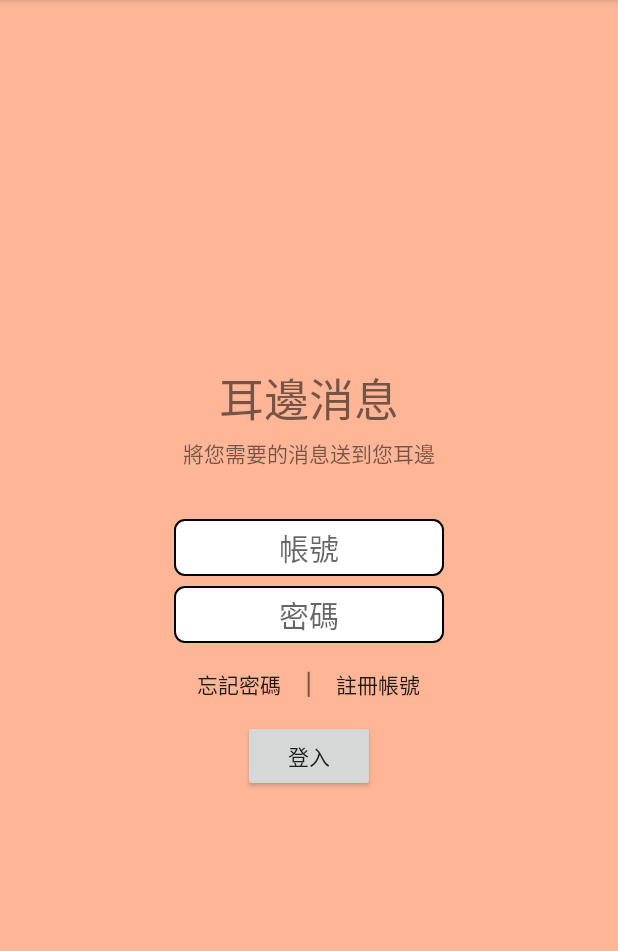
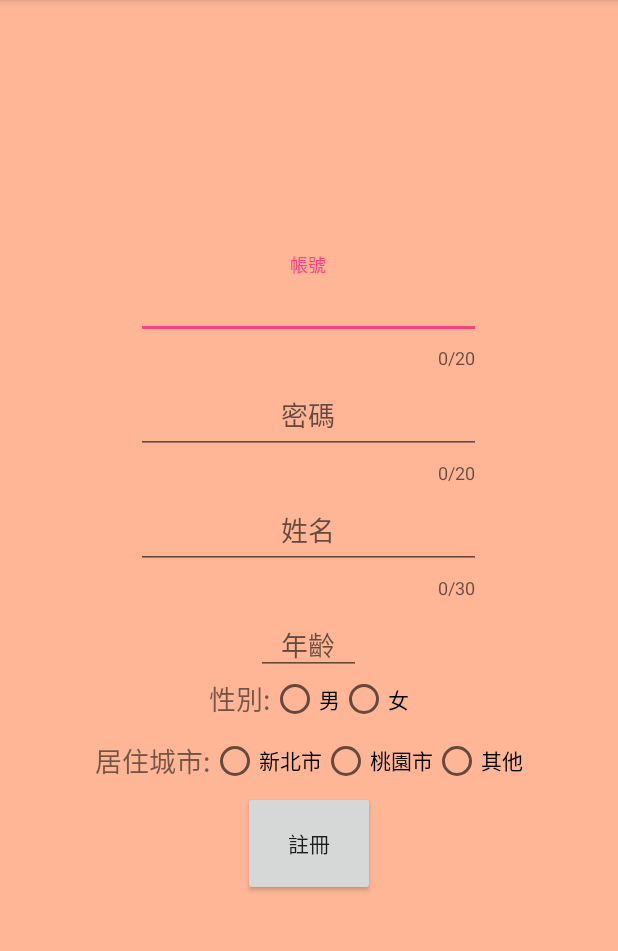
Before and after one commit to xuan1280/AgentLearningApp, an Android app: the screen it shows after launch (MainActivity before the commit, SignUpActivity after it), after a tap on "註冊帳號", on a phone screen of 412 x 824 dp, the part 84-1035 px from its top. Run offline under Robolectric (Android 15) with nearby library versions, the phone set to English and light mode, and no system bars; our stand-ins replace ButterKnife.

Commit message:
sign up layout

```diff
--- a/app/build.gradle
+++ b/app/build.gradle
@@ -30,6 +30,7 @@ dependencies {
     testImplementation 'junit:junit:4.12'
 
     compile 'com.jakewharton:butterknife:8.7.0'
+    compile 'com.android.support:design:26.1.0'
     annotationProcessor 'com.jakewharton:butterknife-compiler:8.7.0'
     androidTestImplementation 'com.android.support.test:runner:1.0.1'
     androidTestImplementation 'com.android.support.test.espresso:espresso-core:3.0.1'
--- a/app/src/main/AndroidManifest.xml
+++ b/app/src/main/AndroidManifest.xml
@@ -18,6 +18,7 @@
         </activity>
         <activity android:name=".views.activity.BaseActivity">
         </activity>
+        <activity android:name=".views.activity.SignUpActivity"/>
     </application>
 
 </manifest>
--- a/app/src/main/java/com/ood/clean/waterball/agentlearningapp/views/activity/MainActivity.java
+++ b/app/src/main/java/com/ood/clean/waterball/agentlearningapp/views/activity/MainActivity.java
@@ -41,6 +41,9 @@ public class MainActivity extends AppCompatActivity implements MainView {
     }
 
     public void onCreateAccountBtnClick(View view) {
+        Log.d(TAG, "turn to sign up activity");
+        Intent intent = new Intent(this, SignUpActivity.class);
+        startActivity(intent);
     }
 
     public void onForgotPasswordBtnClick(View view) {
--- /dev/null
+++ b/app/src/main/java/com/ood/clean/waterball/agentlearningapp/views/activity/SignUpActivity.java
@@ -0,0 +1,22 @@
+package com.ood.clean.waterball.agentlearningapp.views.activity;
+
+import android.os.Bundle;
+import android.support.v7.app.AppCompatActivity;
+import android.util.Log;
+
+import com.ood.clean.waterball.agentlearningapp.R;
+
+public class SignUpActivity extends AppCompatActivity {
+    private final static String TAG = "SignUpActivity";
+
+    @Override
+    protected void onCreate(Bundle savedInstanceState) {
+        super.onCreate(savedInstanceState);
+        setContentView(R.layout.activity_signup);
+        init();
+    }
+
+    private void init() {
+        Log.d(TAG, "start to sign up");
+    }
+}
--- /dev/null
+++ b/app/src/main/res/layout/activity_signup.xml
@@ -0,0 +1,161 @@
+<?xml version="1.0" encoding="utf-8"?>
+<android.support.constraint.ConstraintLayout xmlns:android="http://schemas.android.com/apk/res/android"
+    xmlns:app="http://schemas.android.com/apk/res-auto"
+    xmlns:tools="http://schemas.android.com/tools"
+    android:layout_width="match_parent"
+    android:layout_height="match_parent">
+
+    <LinearLayout
+        android:layout_width="match_parent"
+        android:layout_height="match_parent"
+        android:background="#daffab87"
+        android:gravity="center"
+        android:orientation="vertical">
+
+        <android.support.design.widget.TextInputLayout
+            android:layout_width="230dp"
+            android:layout_height="wrap_content"
+            android:layout_gravity="center"
+            app:counterEnabled="true"
+            app:counterMaxLength="20"
+            app:errorEnabled="true">
+
+            <android.support.design.widget.TextInputEditText
+                android:id="@+id/signUpAccountEd"
+                android:layout_width="match_parent"
+                android:layout_height="wrap_content"
+                android:gravity="center_horizontal"
+                android:hint="@string/account"
+                android:maxLength="20"
+                android:maxLines="1"
+
+                />
+        </android.support.design.widget.TextInputLayout>
+
+        <android.support.design.widget.TextInputLayout
+            android:layout_width="230dp"
+            android:layout_height="wrap_content"
+            android:layout_gravity="center_horizontal"
+            app:counterEnabled="true"
+            app:counterMaxLength="20"
+            app:errorEnabled="true">
+
+            <android.support.design.widget.TextInputEditText
+                android:id="@+id/signUpPasswordEd"
+                android:layout_width="match_parent"
+                android:layout_height="wrap_content"
+                android:gravity="center_horizontal"
+                android:hint="@string/password"
+                android:inputType="textPassword"
+                android:maxLength="20"
+                android:maxLines="1" />
+        </android.support.design.widget.TextInputLayout>
+
+        <android.support.design.widget.TextInputLayout
+            android:layout_width="230dp"
+            android:layout_height="wrap_content"
+            android:layout_gravity="center_horizontal"
+            app:counterEnabled="true"
+            app:counterMaxLength="30"
+            app:errorEnabled="true">
+
+            <android.support.design.widget.TextInputEditText
+                android:id="@+id/nameEd"
+                android:layout_width="match_parent"
+                android:layout_height="wrap_content"
+                android:gravity="center_horizontal"
+                android:hint="@string/name"
+                android:inputType="textPersonName"
+                android:maxLength="30"
+                android:maxLines="1" />
+        </android.support.design.widget.TextInputLayout>
+
+        <android.support.design.widget.TextInputLayout
+            android:layout_width="70dp"
+            android:layout_height="50dp"
+            android:layout_gravity="center_horizontal"
+            app:errorEnabled="true">
+
+            <android.support.design.widget.TextInputEditText
+                android:id="@+id/ageEd"
+                android:layout_width="match_parent"
+                android:layout_height="wrap_content"
+                android:gravity="center_horizontal"
+                android:hint="@string/age"
+                android:inputType="number"
+                android:maxLength="3"
+                android:maxLines="1" />
+        </android.support.design.widget.TextInputLayout>
+
+
+        <RadioGroup
+            android:layout_width="wrap_content"
+            android:layout_height="wrap_content"
+            android:gravity="center"
+            android:orientation="horizontal">
+
+            <TextView
+                android:layout_width="wrap_content"
+                android:layout_height="wrap_content"
+                android:text="@string/gender"
+                android:textSize="18sp" />
+
+            <RadioButton
+                android:layout_width="wrap_content"
+                android:layout_height="wrap_content"
+                android:gravity="center"
+                android:text="@string/boy" />
+
+            <RadioButton
+                android:layout_width="wrap_content"
+                android:layout_height="wrap_content"
+                android:gravity="center"
+                android:text="@string/girl" />
+
+        </RadioGroup>
+
+        <RadioGroup
+            android:layout_width="wrap_content"
+            android:layout_height="30dp"
+            android:layout_marginTop="10dp"
+            android:gravity="center"
+            android:orientation="horizontal">
+
+            <TextView
+                android:layout_width="wrap_content"
+                android:layout_height="wrap_content"
+                android:text="@string/liveCity"
+                android:textSize="18sp" />
+
+            <RadioButton
+                android:id="@+id/newTaipeiRadio"
+                android:layout_width="wrap_content"
+                android:layout_height="wrap_content"
+                android:gravity="center"
+                android:text="@string/newTaipeiCity" />
+
+            <RadioButton
+                android:id="@+id/taoYuanRadio"
+                android:layout_width="wrap_content"
+                android:layout_height="wrap_content"
+                android:gravity="center"
+                android:text="@string/taoYuanCity" />
+
+            <RadioButton
+                android:id="@+id/othersRadio"
+                android:layout_width="wrap_content"
+                android:layout_height="wrap_content"
+                android:gravity="center"
+                android:text="@string/others" />
+        </RadioGroup>
+
+        <Button
+            android:id="@+id/signUpBtn"
+            android:layout_width="wrap_content"
+            android:layout_height="70dp"
+            android:layout_marginTop="5dp"
+            android:text="@string/signUp" />
+
+    </LinearLayout>
+
+</android.support.constraint.ConstraintLayout>
--- a/app/src/main/res/values/strings.xml
+++ b/app/src/main/res/values/strings.xml
@@ -11,4 +11,19 @@
     <string name="createAccount">註冊帳號</string>
     <string name="verticalBar">|</string>
     <string name="accountOrPasswordNotCorrect">帳號或密碼錯誤</string>
+    <string name="pleaseInputAccount">請輸入帳號</string>
+    <string name="pleaseInputAge">請輸入年齡</string>
+    <string name="pleaseInputPassword">請輸入密碼</string>
+    <string name="pleaseEnterName">請輸入名稱</string>
+    <string name="boy">男</string>
+    <string name="girl">女</string>
+    <string name="gender">性別:</string>
+    <string name="liveCity">居住城市:</string>
+    <string name="newTaipeiCity">新北市</string>
+    <string name="taoYuanCity">桃園市</string>
+    <string name="others">其他</string>
+    <string name="confirm">確認</string>
+    <string name="signUp">註冊</string>
+    <string name="age">年齡</string>
+    <string name="name">姓名</string>
 </resources>
```
